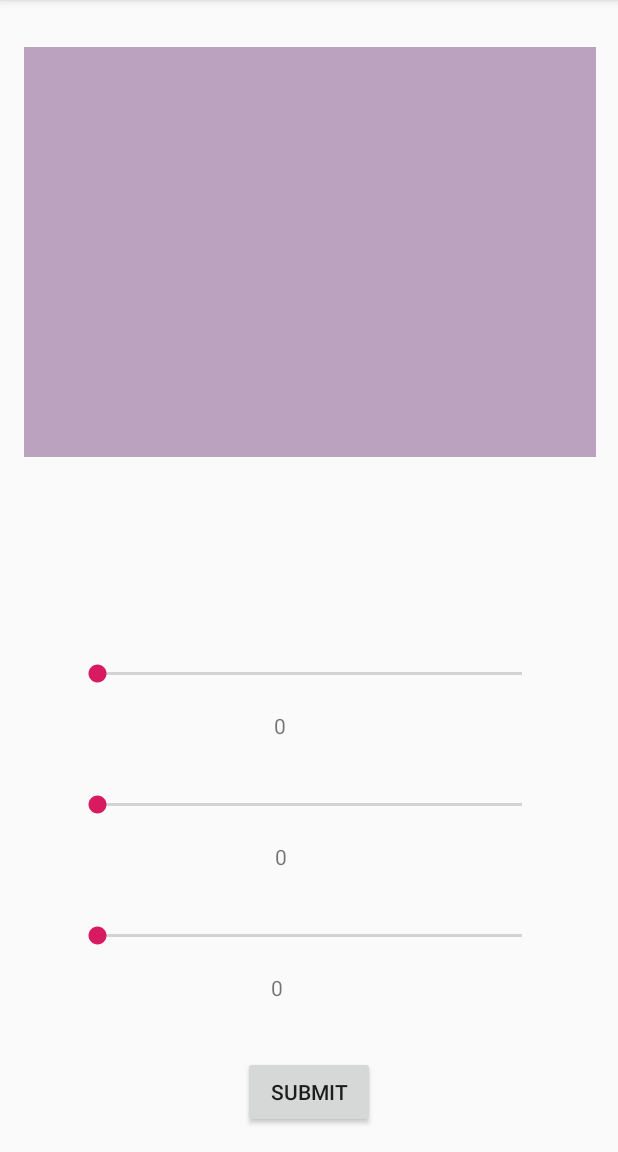
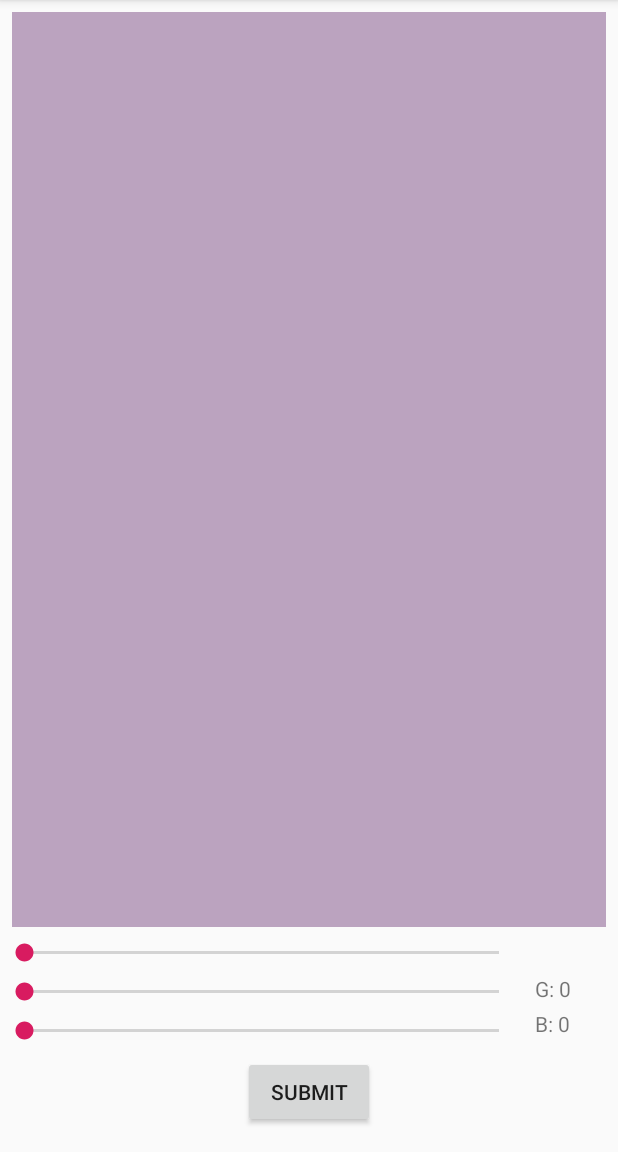
Before and after one commit to philipa18/RGuessB, an Android app: the GameActivity screen opened directly, with no data from a screen before it, on a phone screen of 412 x 824 dp, the part 84-1236 px from its top. Run offline under Robolectric (Android 15) with nearby library versions, the phone set to English and light mode, and no system bars.

Commit message:
Updated constraints, dimensions, and texts to be suited for a wider range of devices and be more readable on the game activity.

```diff
--- a/app/src/main/java/com/example/rguessb/GameActivity.java
+++ b/app/src/main/java/com/example/rguessb/GameActivity.java
@@ -35,7 +35,7 @@ public class GameActivity extends AppCompatActivity {
         sbRed.setOnSeekBarChangeListener(new SeekBar.OnSeekBarChangeListener() {
             @Override
             public void onProgressChanged(SeekBar seekBar, int progress, boolean fromUser) {
-                ((TextView)findViewById(R.id.textView)).setText(String.valueOf(progress));
+                ((TextView)findViewById(R.id.textView)).setText("R: "+String.valueOf(progress));
                 redGuess = progress;
             }
 
@@ -52,7 +52,7 @@ public class GameActivity extends AppCompatActivity {
         sbGreen.setOnSeekBarChangeListener(new SeekBar.OnSeekBarChangeListener() {
             @Override
             public void onProgressChanged(SeekBar seekBar, int progress, boolean fromUser) {
-                ((TextView)findViewById(R.id.textView2)).setText(String.valueOf(progress));
+                ((TextView)findViewById(R.id.textView2)).setText("G: "+String.valueOf(progress));
                 blueGuess = progress;
             }
 
@@ -69,7 +69,7 @@ public class GameActivity extends AppCompatActivity {
         sbBlue.setOnSeekBarChangeListener(new SeekBar.OnSeekBarChangeListener() {
             @Override
             public void onProgressChanged(SeekBar seekBar, int progress, boolean fromUser) {
-                ((TextView)findViewById(R.id.textView3)).setText(String.valueOf(progress));
+                ((TextView)findViewById(R.id.textView3)).setText("B: "+String.valueOf(progress));
                 greenGuess = progress;
             }
 
--- a/app/src/main/res/layout/activity_game.xml
+++ b/app/src/main/res/layout/activity_game.xml
@@ -9,34 +9,41 @@
     <SeekBar
         android:id="@+id/seekBarBlue"
         style="@style/Widget.AppCompat.SeekBar"
-        android:layout_width="315dp"
+        android:layout_width="0dp"
         android:layout_height="18dp"
-        android:layout_marginBottom="16dp"
+        android:layout_marginEnd="8dp"
+        android:layout_marginRight="8dp"
+        android:layout_marginBottom="8dp"
         android:max="255"
-        app:layout_constraintBottom_toTopOf="@+id/textView3"
-        app:layout_constraintEnd_toEndOf="parent"
+        app:layout_constraintBottom_toTopOf="@+id/buttonSubmit"
+        app:layout_constraintEnd_toStartOf="@+id/textView3"
+        app:layout_constraintHorizontal_bias="0.0"
         app:layout_constraintStart_toStartOf="parent" />
 
     <SeekBar
         android:id="@+id/seekBarGreen"
         style="@style/Widget.AppCompat.SeekBar"
-        android:layout_width="315dp"
+        android:layout_width="0dp"
         android:layout_height="18dp"
-        android:layout_marginBottom="16dp"
+        android:layout_marginEnd="8dp"
+        android:layout_marginRight="8dp"
+        android:layout_marginBottom="8dp"
         android:max="255"
-        app:layout_constraintBottom_toTopOf="@+id/textView2"
-        app:layout_constraintEnd_toEndOf="parent"
+        app:layout_constraintBottom_toTopOf="@+id/seekBarBlue"
+        app:layout_constraintEnd_toStartOf="@+id/textView2"
         app:layout_constraintStart_toStartOf="parent" />
 
     <SeekBar
         android:id="@+id/seekBarRed"
         style="@style/Widget.AppCompat.SeekBar"
-        android:layout_width="315dp"
+        android:layout_width="0dp"
         android:layout_height="18dp"
-        android:layout_marginBottom="16dp"
+        android:layout_marginEnd="8dp"
+        android:layout_marginRight="8dp"
+        android:layout_marginBottom="8dp"
         android:max="255"
-        app:layout_constraintBottom_toTopOf="@+id/textView"
-        app:layout_constraintEnd_toEndOf="parent"
+        app:layout_constraintBottom_toTopOf="@+id/seekBarGreen"
+        app:layout_constraintEnd_toStartOf="@+id/textView"
         app:layout_constraintStart_toStartOf="parent" />
 
     <Button
@@ -52,47 +59,51 @@
 
     <View
         android:id="@+id/viewColor"
-        android:layout_width="381dp"
-        android:layout_height="273dp"
-        android:layout_marginStart="16dp"
-        android:layout_marginLeft="16dp"
-        android:layout_marginEnd="16dp"
-        android:layout_marginRight="16dp"
-        android:layout_marginBottom="16dp"
+        android:layout_width="0dp"
+        android:layout_height="0dp"
+        android:layout_marginStart="8dp"
+        android:layout_marginLeft="8dp"
+        android:layout_marginTop="8dp"
+        android:layout_marginEnd="8dp"
+        android:layout_marginRight="8dp"
+        android:layout_marginBottom="8dp"
         app:layout_constraintBottom_toTopOf="@+id/seekBarRed"
         app:layout_constraintEnd_toEndOf="parent"
         app:layout_constraintHorizontal_bias="0.0"
         app:layout_constraintStart_toStartOf="parent"
-        app:layout_constraintTop_toTopOf="parent"
-        app:layout_constraintVertical_bias="0.208" />
+        app:layout_constraintTop_toTopOf="parent" />
 
     <TextView
         android:id="@+id/textView"
         android:layout_width="47dp"
-        android:layout_height="21dp"
-        android:layout_marginBottom="32dp"
-        android:text="0"
-        app:layout_constraintBottom_toTopOf="@+id/seekBarGreen"
+        android:layout_height="23dp"
+        android:layout_marginTop="32dp"
+        android:layout_marginEnd="8dp"
+        android:layout_marginRight="8dp"
+        android:text="R: 0"
+        app:layout_constraintBottom_toTopOf="@+id/textView2"
         app:layout_constraintEnd_toEndOf="parent"
-        app:layout_constraintStart_toStartOf="parent" />
+        app:layout_constraintTop_toBottomOf="@+id/viewColor"
+        app:layout_constraintVertical_bias="1.0" />
 
     <TextView
         android:id="@+id/textView2"
-        android:layout_width="45dp"
-        android:layout_height="21dp"
-        android:layout_marginBottom="32dp"
-        android:text="0"
-        app:layout_constraintBottom_toTopOf="@+id/seekBarBlue"
-        app:layout_constraintEnd_toEndOf="parent"
-        app:layout_constraintStart_toStartOf="parent" />
+        android:layout_width="47dp"
+        android:layout_height="23dp"
+        android:layout_marginEnd="8dp"
+        android:layout_marginRight="8dp"
+        android:text="G: 0"
+        app:layout_constraintBottom_toTopOf="@+id/textView3"
+        app:layout_constraintEnd_toEndOf="parent" />
 
     <TextView
         android:id="@+id/textView3"
-        android:layout_width="51dp"
+        android:layout_width="47dp"
         android:layout_height="23dp"
-        android:layout_marginBottom="32dp"
-        android:text="0"
+        android:layout_marginEnd="8dp"
+        android:layout_marginRight="8dp"
+        android:layout_marginBottom="8dp"
+        android:text="B: 0"
         app:layout_constraintBottom_toTopOf="@+id/buttonSubmit"
-        app:layout_constraintEnd_toEndOf="parent"
-        app:layout_constraintStart_toStartOf="parent" />
+        app:layout_constraintEnd_toEndOf="parent" />
 </android.support.constraint.ConstraintLayout>
--- a/build.gradle
+++ b/build.gradle
@@ -7,7 +7,7 @@ buildscript {
 
     }
     dependencies {
-        classpath 'com.android.tools.build:gradle:3.3.1'
+        classpath 'com.android.tools.build:gradle:3.4.0'
 
         // NOTE: Do not place your application dependencies here; they belong
         // in the individual module build.gradle files
```
Also changed, not shown: gradle/wrapper/gradle-wrapper.properties.
